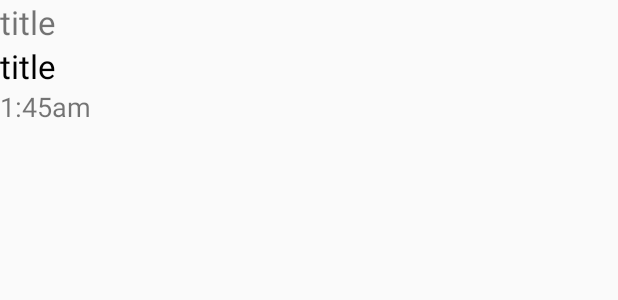
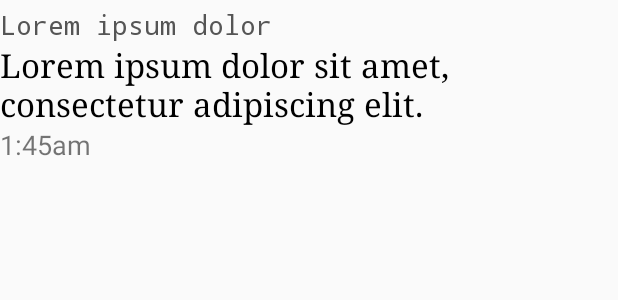
Before and after one commit to deanoj/NowOn, an Android app: the layout channel_row.xml on its own in the app's theme, with its tools: preview values and no code run, on a phone screen of 412 x 824 dp. Shown: the top 300 px of the screen. Run offline under Robolectric (Android 15) with nearby library versions, the phone set to English and light mode, and no system bars; network calls fail.

Commit message:
Styling updates

```diff
--- a/app/src/main/AndroidManifest.xml
+++ b/app/src/main/AndroidManifest.xml
@@ -32,8 +32,6 @@
                 android:value="com.deanoj.nowon.MainActivity" />
         </activity>
 
-        <service android:name="com.deanoj.nowon.service.NowService" />
-
     </application>
 
 </manifest>
--- a/app/src/main/res/layout/channel_row.xml
+++ b/app/src/main/res/layout/channel_row.xml
@@ -2,24 +2,25 @@
 <LinearLayout xmlns:android="http://schemas.android.com/apk/res/android"
     android:orientation="vertical"
     android:layout_width="match_parent"
-    android:layout_height="match_parent">
+    android:layout_height="match_parent"
+    android:paddingTop="@dimen/abc_control_padding_material"
+    android:paddingBottom="@dimen/abc_control_padding_material">
 
     <TextView
-        android:layout_width="wrap_content"
-        android:layout_height="wrap_content"
+        style="@style/ChannelFont"
         android:id="@+id/channel"
-        android:text="title"
-        android:textSize="@dimen/abc_text_size_large_material" />
+        android:text="@string/lorem_short"
+       />
 
     <TextView
+        style="@style/TvListingTitleFont"
         android:layout_width="wrap_content"
         android:layout_height="wrap_content"
         android:id="@+id/title"
-        android:text="title"
-        android:textSize="@dimen/abc_text_size_large_material"
+        android:text="@string/lorem_medium"
         android:paddingEnd="10sp"
         android:paddingRight="10sp"
-        android:textColor="@android:color/black" />
+        />
 
     <TextView
         android:layout_width="wrap_content"
@@ -31,5 +32,4 @@
         android:paddingRight="10sp" />
 
 
-
 </LinearLayout>
--- a/app/src/main/res/values/strings.xml
+++ b/app/src/main/res/values/strings.xml
@@ -9,4 +9,8 @@
     <string name="title_activity_channel">ChannelActivity</string>
     <string name="title_activity_channel_picker">Choose channels</string>
 
+    <string name="lorem_short">Lorem ipsum dolor</string>
+    <string name="lorem_medium">Lorem ipsum dolor sit amet, consectetur adipiscing elit.</string>
+    <string name="lorem_long">Lorem ipsum dolor sit amet, consectetur adipiscing elit. Maecenas laoreet, mi quis lobortis aliquam, tortor nibh sodales felis, a mattis mi lacus ac lectus.</string>
+
 </resources>
--- a/app/src/main/res/values/styles.xml
+++ b/app/src/main/res/values/styles.xml
@@ -5,4 +5,29 @@
         <!-- Customize your theme here. -->
     </style>
 
+    <style name="ChannelFont" parent="@android:style/TextAppearance.Medium">
+        <item name="android:layout_width">fill_parent</item>
+        <item name="android:layout_height">wrap_content</item>
+        <item name="android:textColor">#555555</item>
+        <item name="android:typeface">monospace</item>
+    </style>
+
+    <style name="TvListingTimeFont" parent="ChannelFont">
+
+    </style>
+
+    <style name="TvListingTitleFont" parent="@android:style/TextAppearance.Large">
+        <item name="android:layout_width">fill_parent</item>
+        <item name="android:layout_height">wrap_content</item>
+        <item name="android:textColor">#000000</item>
+        <item name="android:typeface">serif</item>
+    </style>
+
+    <style name="TvListingDescriptionFont" parent="@android:style/TextAppearance.Small">
+        <item name="android:layout_width">fill_parent</item>
+        <item name="android:layout_height">wrap_content</item>
+        <item name="android:textColor">#000000</item>
+        <item name="android:typeface">sans</item>
+    </style>
+
 </resources>
```
Also changed, not shown: app/src/main/res/layout/listing_row.xml (+10 -13 lines).
